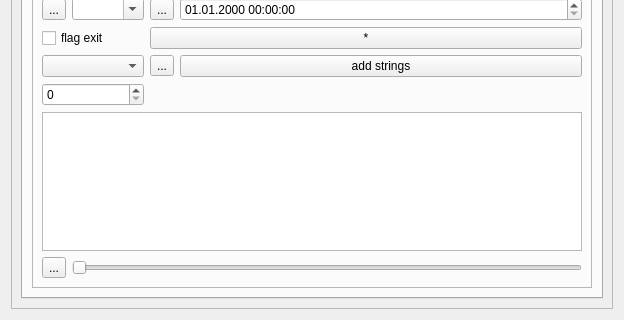
Qt form Qt/my_programm/_For_tests/src/for_tests_mainbox/src/ui/for_tests_mainbox.ui (RinatB2017/mega_GIT) before a commit; both pictures show x 0 to 624 and y 149 to 469 of the 624 by 469 pixel window.
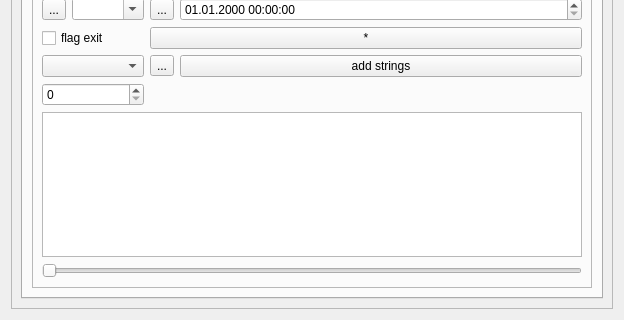
The same form after that commit. Icons and pictures are not drawn. Custom widgets are drawn as their Qt base class.

The edit to the form file:
```diff
--- a/Qt/my_programm/_For_tests/src/for_tests_mainbox/src/ui/for_tests_mainbox.ui
+++ b/Qt/my_programm/_For_tests/src/for_tests_mainbox/src/ui/for_tests_mainbox.ui
@@ -180,22 +180,11 @@
               <widget class="MyListWidget" name="listWidget"/>
              </item>
              <item>
-              <layout class="QHBoxLayout" name="horizontalLayout_7">
-               <item>
-                <widget class="QToolButton" name="btn_menu">
-                 <property name="text">
-                  <string>...</string>
-                 </property>
-                </widget>
-               </item>
-               <item>
                 <widget class="QSlider" name="horizontalSlider">
                  <property name="orientation">
                   <enum>Qt::Horizontal</enum>
                  </property>
                 </widget>
-               </item>
-              </layout>
              </item>
             </layout>
            </widget>
```
Lines whose indentation alone changed are shown as unchanged.
